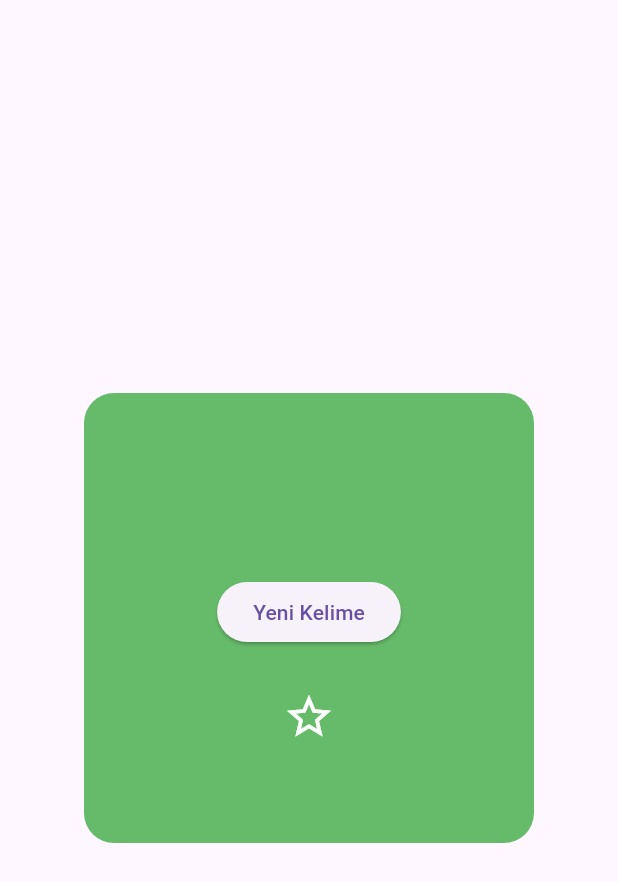
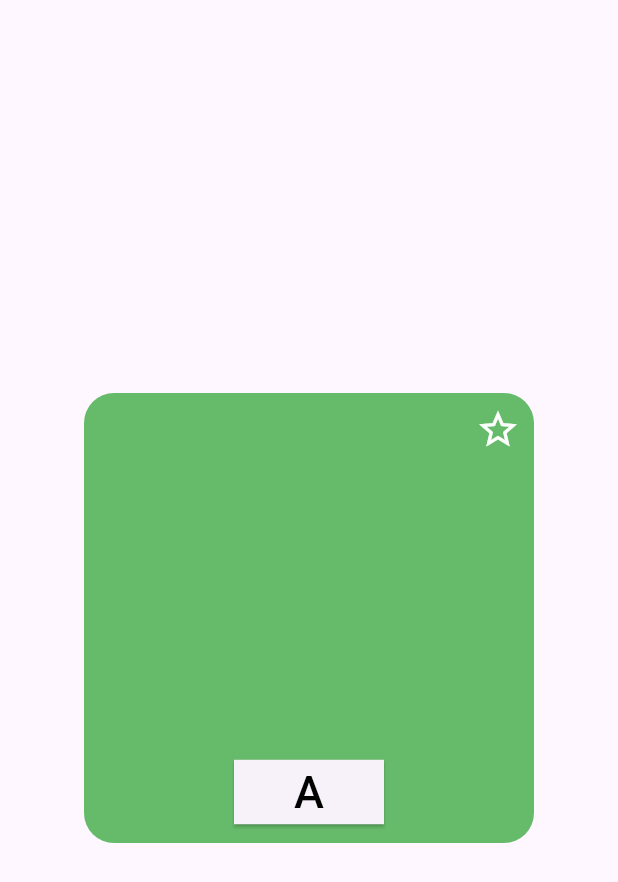
Before and after one commit to yas7ngzl0/vocafun, a Flutter app: the WordGameScreen screen opened directly, after a tap on "A1", on a phone screen of 412 x 824 dp. Shown: the top 882 px of the screen. Run offline on Flutter 3.47's test engine with Material 3 defaults, Android fonts, the phone set to English and light mode, and no system bars; project files that could hold a hidden picture were left out.

Commit message:
some ui changes

```diff
--- a/lib/word_game_screen.dart
+++ b/lib/word_game_screen.dart
@@ -156,7 +156,7 @@ class _GameWidgetState extends State<GameWidget> {
       if (visibleIndices.contains(index)) {
         return entry.value;
       } else {
-        return '_';
+        return ' _ ';
       }
     }).join()
         : '';
@@ -170,58 +170,83 @@ class _GameWidgetState extends State<GameWidget> {
             // Arka plan rengi
             Center(
               child: Container(
-                //width: MediaQuery.of(context).size.width,
-                //height: MediaQuery.of(context).size.height,
                 width: 300,
                 height: 300,
                 decoration: BoxDecoration(
                   color: getBoxColor(widget.selectedLevel),
-                    borderRadius: BorderRadius.circular(20.0),
+                  borderRadius: BorderRadius.circular(20.0),
                 ),
-              ),
-            ),
-            // İçerik
-            Center(
-              child: Container(
-                padding: EdgeInsets.all(16.0),
-                child: Column(
-                  mainAxisAlignment: MainAxisAlignment.center,
+                // Place the star button within the colored square's container
+                child: Stack(
                   children: [
-                    Text(
-                      '$selectedWord',
-                      style: TextStyle(fontSize: 30,color: Colors.white),
+                    Positioned(
+                      top: 0.0, // Adjust the top position to align with the top corner
+                      right: 0, // Adjust the right position to align with the right corner
+                      child: IconButton(
+                        onPressed: () {
+                          setState(() {
+                            // Tıklanınca durumu tersine çevir
+                            isFilled ? isFilled = false : isFilled = true;
+                          });
+                        },
+                        icon: Icon(
+                          isFilled ? Icons.star : Icons.star_border,
+                          size: 30,
+                          color: Colors.white,
+                        ),
+                      ),
                     ),
-                    SizedBox(height: 20),
-                    ElevatedButton(
+                    Positioned(
+                      bottom: 10,
+                      right: 100,
+                      left: 100,
+                      child: ElevatedButton(
+                        style: ButtonStyle(
+                          shape: MaterialStateProperty.all(RoundedRectangleBorder(
+                            borderRadius: BorderRadius.circular(0.0),),)
+                        ),
                       onPressed: () {
                         setState(() {
                           _updateSelectedWord();
                         });
                       },
-                      child: Text('Yeni Kelime'),
-                    ),
-                    SizedBox(height: 20),
-                    IconButton(
-                      onPressed: () {
-                        setState(() {
-                          // Tıklanınca durumu tersine çevir
-                          isFilled ? isFilled = false : isFilled = true;
-                        });
-
-                      },
-                      icon: Icon(isFilled ? Icons.star : Icons.star_border,size: 35,color: Colors.white,),
-
-
+                      child: Text('A',style: TextStyle(fontSize: 30,color: Colors.black),),
 
                     ),
+                   ),
                   ],
                 ),
               ),
             ),
+      //içeriğin devamı
+
+              Container(
+                padding: EdgeInsets.all(16.0),
+                child: Center(
+                  child: Column(
+                    mainAxisAlignment: MainAxisAlignment.center,
+                    children: [
+                        Text(
+                          '$selectedWord',
+                          style: TextStyle(fontSize: 25, color: Colors.white),
+                        ),
+
+                      SizedBox(height: 20),
+
+
+                      SizedBox(height: 20),
+                    ],
+                  ),
+                ),
+              ),
+
+            // Sağ üst köşedeki yıldız ikonu
+
           ],
         ),
       ),
     );
+
   }
 }
 
@@ -232,7 +257,7 @@ class _GameWidgetState extends State<GameWidget> {
       case 'A2':
         return Colors.blue.shade400;
       case 'B1':
-        return Colors.yellow.shade400;
+        return Colors.yellow.shade600;
       case 'B2':
         return Colors.orange.shade400;
       case 'C1':
@@ -278,7 +303,7 @@ Color getButtonColor(String level) {
     case 'A2':
       return Colors.blue.shade400;
     case 'B1':
-      return Colors.yellow.shade400;
+      return Colors.yellow.shade500;
     case 'B2':
       return Colors.orange.shade400;
     case 'C1':
```
